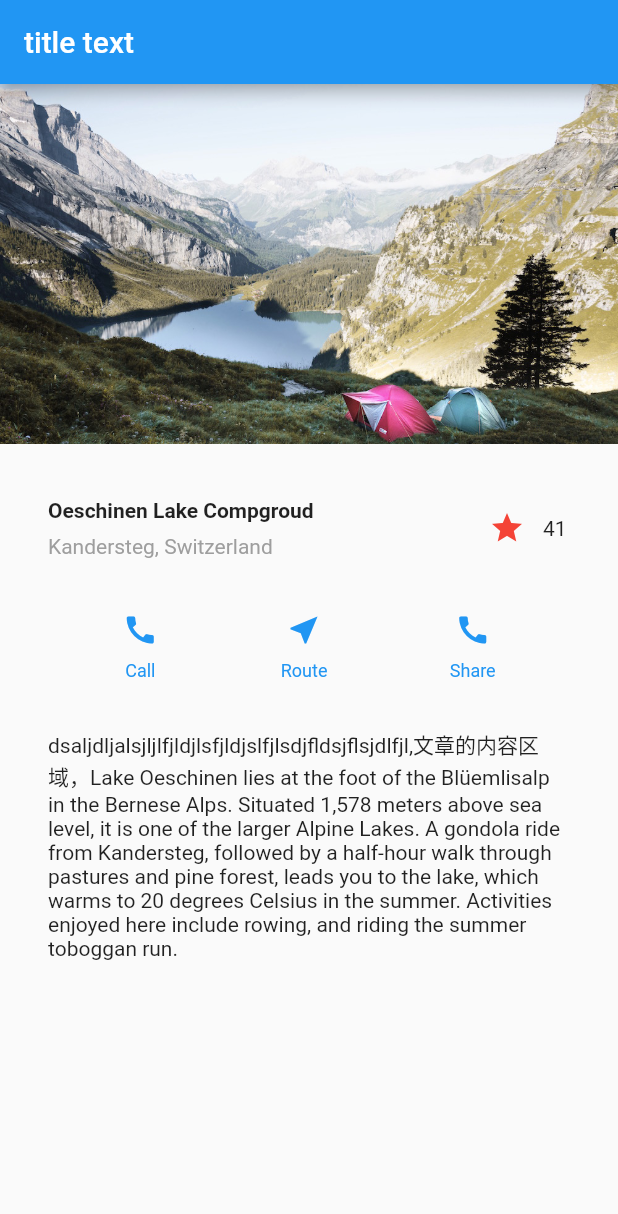
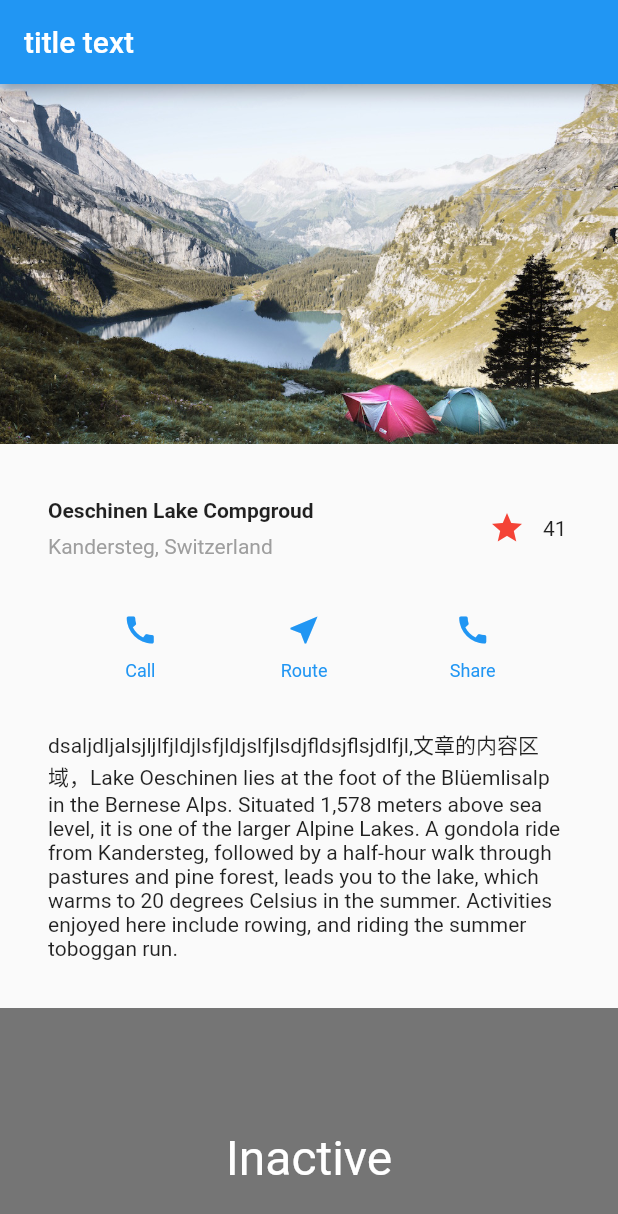
Before and after one commit to lynn8570/flutter_hello, a Flutter app: the screen it shows after launch, on a phone screen of 412 x 824 dp. Shown: the top 1214 px of the screen. Run offline on Flutter 3.47's test engine with Material 2 defaults, Android fonts, the light colour scheme and no system bars.

Commit message:
自己来管理state的控件示例

```diff
--- a/lib/main.dart
+++ b/lib/main.dart
@@ -1,5 +1,6 @@
 import 'package:flutter/material.dart';
 import 'package:flutter_hello/widget/FavoriteWidget.dart';
+import 'package:flutter_hello/widget/TapboxA.dart';
 
 void main() => runApp(MyApp());
 
@@ -90,6 +91,7 @@ class MyApp extends StatelessWidget {
             titleSection,
             buttonSection,
             textSection,
+            TapboxA(),
           ],
         ),
       ),
--- /dev/null
+++ b/lib/widget/TapboxA.dart
@@ -0,0 +1,44 @@
+import 'package:flutter/material.dart';
+
+
+class TapboxA extends StatefulWidget {
+
+  TapboxA({Key key}) : super(key: key);
+
+
+  @override
+  State<StatefulWidget> createState() {
+    return _TapboxAstate();
+  }}
+
+
+//state 放在 widget中
+class _TapboxAstate extends State<TapboxA> {
+  bool _active = false;
+
+  void _handleTap() {
+    setState(() {
+      _active = !_active;
+    });
+  }
+
+  @override
+  Widget build(BuildContext context) {
+    return GestureDetector(
+      onTap: _handleTap,
+      child: Container(
+        child: Center(
+          child: Text(
+            _active ? 'Active' : 'Inactive',
+            style: TextStyle(fontSize: 32.0, color: Colors.white),
+          ),
+        ),
+        width: 200.0,
+        height: 200.0,
+        decoration: BoxDecoration(
+            color: _active ? Colors.lightGreen[700] : Colors.grey[600]
+        ),
+      ),
+    );
+  }
+}
```
